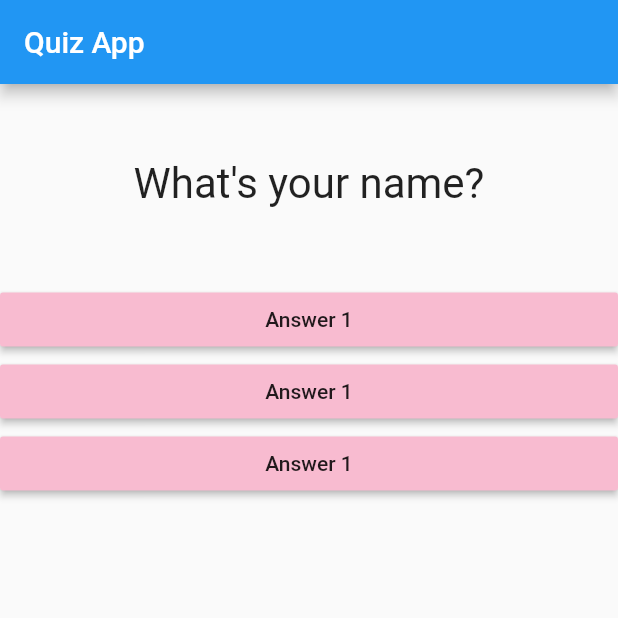
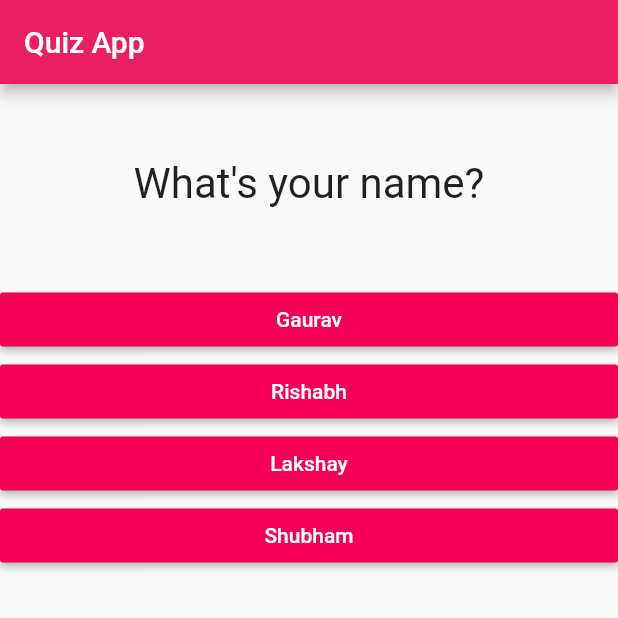
Before and after one commit to gauravxdhingra/FlutterUdemy, a Flutter app: the screen it shows after launch, on a phone screen of 412 x 824 dp, the top half of it. Run offline on Flutter 3.47's test engine with Material 2 defaults, Android fonts, the phone set to English and light mode, and no system bars.

Commit message:
Callbacks Maps and Mapping

```diff
--- a/lib/answers.dart
+++ b/lib/answers.dart
@@ -1,16 +1,18 @@
 import 'package:flutter/material.dart';
 
-class Answer extends StatelessWidget {
+class Answers extends StatelessWidget {
   final Function selectHandler;
+  final String answerText;
 
-  Answer(this.selectHandler);
+  Answers(this.selectHandler, this.answerText);
   @override
   Widget build(BuildContext context) {
     return Container(
       width: double.infinity,
       child: RaisedButton(
-        color: Colors.pink[100],
-        child: Text('Answer 1'),
+        color: Colors.pinkAccent[400],
+        textColor: Colors.white,
+        child: Text(answerText),
         onPressed: selectHandler,
       ),
     );
--- a/lib/main.dart
+++ b/lib/main.dart
@@ -1,5 +1,5 @@
 import 'package:flutter/material.dart';
-import 'package:flutter_complete_guide/answers.dart';
+import './Answers.dart';
 import './Questions.dart';
 
 void main() {
@@ -26,21 +26,38 @@ class MyAppState extends State<MyApp> {
   @override
   Widget build(BuildContext context) {
     var ques = [
-      'What\'s your name?',
-      'What\'s your age?',
+      {
+        'questionSet': 'What\'s your name?',
+        'answerSet': ['Gaurav', 'Rishabh', 'Lakshay', 'Shubham'],
+      },
+      {
+        'questionSet': 'What\'s your age?',
+        'answerSet': ['10', '20', '30', '40'],
+      },
+      {
+        'questionSet': 'What\'s your Favourite Color?',
+        'answerSet': ['Black', 'Blue', 'Red', 'White'],
+      },
     ];
 
     return MaterialApp(
       home: Scaffold(
         appBar: AppBar(
-          title: Text('Quiz App'),
+          backgroundColor: Colors.pink,
+          title: Text(
+            'Quiz App',
+            textAlign: TextAlign.center,
+          ),
         ),
         body: Column(
           children: <Widget>[
-            Questions(ques[_questionIndex]),
-            Answer(_answerQuestion),
-            Answer(_answerQuestion),
-            Answer(_answerQuestion),
+            Questions(
+              ques[_questionIndex]['questionSet'],
+            ),
+            ...(ques[_questionIndex]['answerSet'] as List<String>)
+                .map((answer) {
+              return Answers(_answerQuestion, answer);
+            }).toList()
           ],
         ),
       ),
--- a/pubspec.yaml
+++ b/pubspec.yaml
@@ -14,7 +14,7 @@ description: A new Flutter project.
 version: 1.0.0+1
 
 environment:
-  sdk: ">=2.1.0 <3.0.0"
+  sdk: ">=2.2.2 <3.0.0"
 
 dependencies:
   flutter:
```
